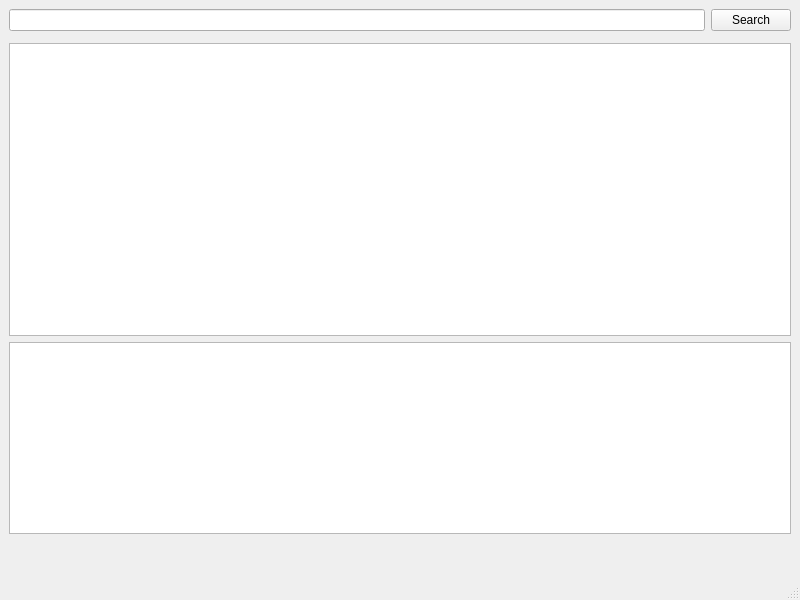
Old version of the form src/mainwindow.ui in the repository creeper12356/jcourse_local.
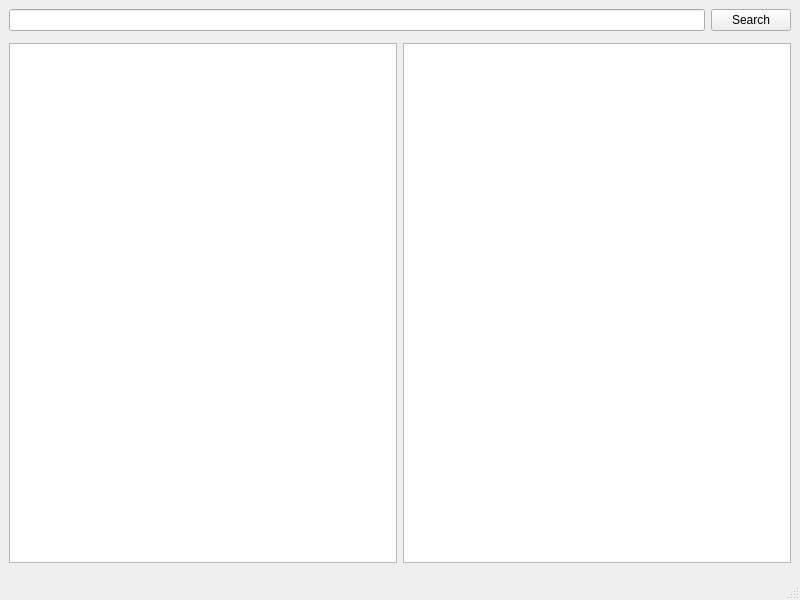
New version of the form. Custom widgets are drawn as their Qt base class.

What changed in the file:
```diff
--- a/src/mainwindow.ui
+++ b/src/mainwindow.ui
@@ -14,7 +14,7 @@
    <string>MainWindow</string>
   </property>
   <widget class="QWidget" name="centralwidget">
-   <layout class="QVBoxLayout" name="verticalLayout" stretch="0,0,10,0,1">
+   <layout class="QVBoxLayout" name="verticalLayout" stretch="0,0,1,0">
     <item>
      <layout class="QHBoxLayout" name="horizontalLayout">
       <item>
@@ -62,10 +62,14 @@
      </widget>
     </item>
     <item>
+     <layout class="QHBoxLayout" name="horizontalLayout_2">
+      <item>
      <widget class="CourseListWidget" name="course_item_list"/>
     </item>
     <item>
-     <widget class="QTextBrowser" name="result_browser"/>
+       <widget class="ReviewListWidget" name="review_item_list"/>
+      </item>
+     </layout>
     </item>
     <item>
      <widget class="PaginationWidget" name="pagination_widget" native="true"/>
@@ -102,6 +106,11 @@
    <extends>QListWidget</extends>
    <header location="global">courselistwidget.h</header>
   </customwidget>
+  <customwidget>
+   <class>ReviewListWidget</class>
+   <extends>QListWidget</extends>
+   <header location="global">reviewlistwidget.h</header>
+  </customwidget>
  </customwidgets>
  <resources/>
  <connections/>
```
Lines whose indentation alone changed are shown as unchanged.
